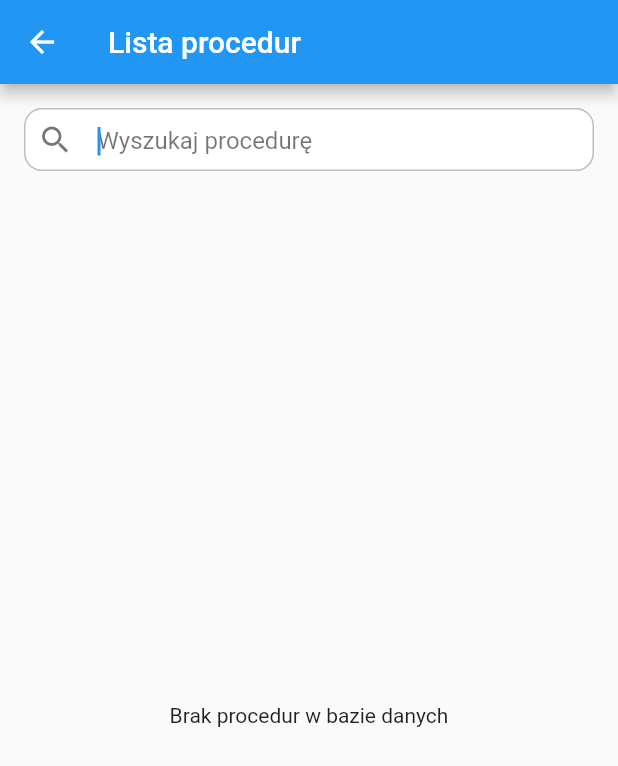
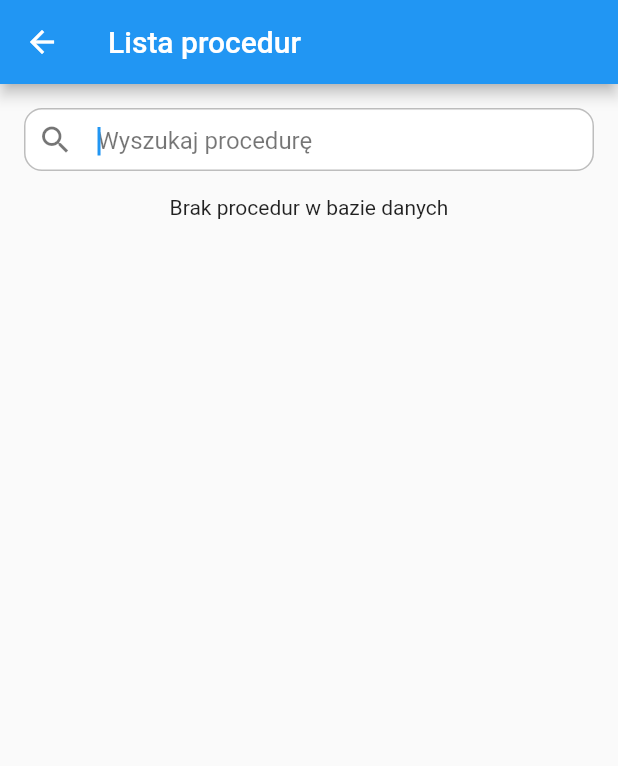
Before and after one commit to mateusz-sawicki/podliczator2000, a Flutter app: the AddProcedureToPlannerScreen screen opened directly, on a phone screen of 412 x 824 dp. Shown: the top 766 px of the screen. Run offline on Flutter 3.47's test engine with Material 2 defaults, Android fonts, the phone set to English and light mode, and no system bars; our stand-ins replace fl_chart, google_fonts, material_design_icons_flutter, sqflite, table_calendar; accounts and stored records are empty.

Commit message:
No render overflow bug

```diff
--- a/lib/widgets/procedures_screen/procedure_fetcher.dart
+++ b/lib/widgets/procedures_screen/procedure_fetcher.dart
@@ -37,7 +37,7 @@ class _ProcedureFetcherState extends State<ProcedureFetcher> {
             return Column(
               children: const [
                 ProcedureSearch(),
-                Expanded(child: ProcedureList())
+                ProcedureList(),
               ],
             );
           }
--- a/lib/widgets/procedures_screen/procedure_list.dart
+++ b/lib/widgets/procedures_screen/procedure_list.dart
@@ -12,14 +12,15 @@ class ProcedureList extends StatelessWidget {
       builder: (_, db, __) {
         var proceduresList = db.procedures;
         return proceduresList.isNotEmpty
-            ? ListView.separated(
+            ? Expanded(
+                child: ListView.separated(
                 itemCount: proceduresList.length,
                 itemBuilder: (_, i) {
                   return ProcedureListTile(proceduresList[i]);
                 },
                 separatorBuilder: (context, index) =>
                     const Divider(height: 1, color: Colors.grey),
-              )
+              ))
             : const Center(
                 child: Text('Brak procedur w bazie danych'),
               );
```
